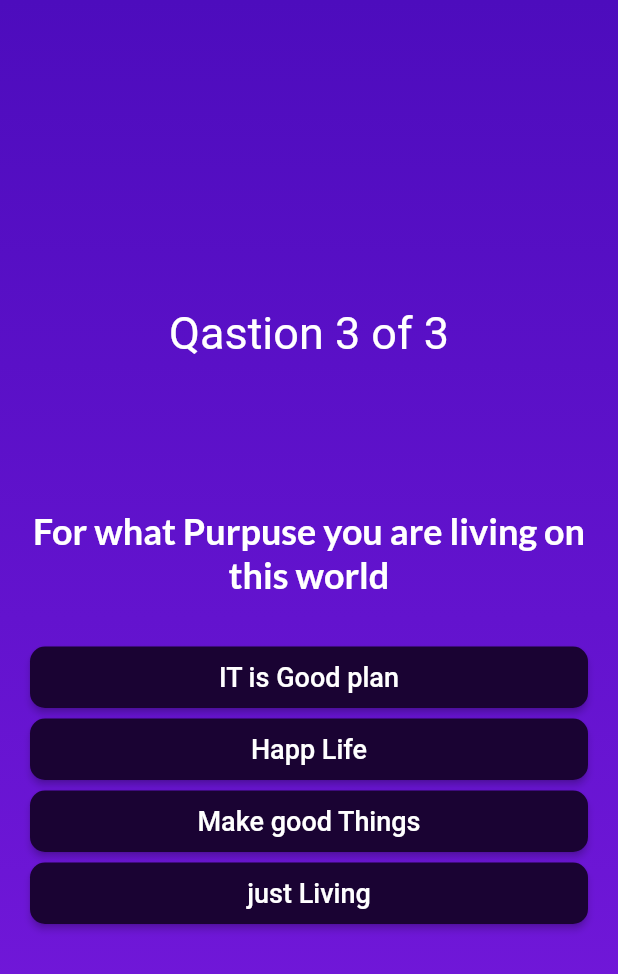
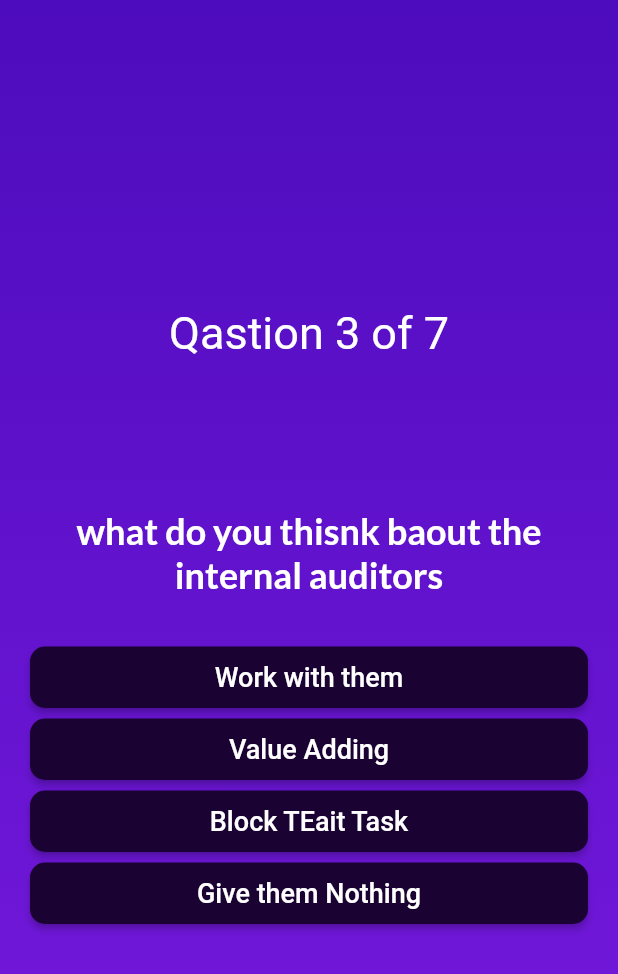
Before and after one commit to jonmersha/QA, a Flutter app: the screen it shows after launch, after a tap on "Strat Quize", after a tap on "componenets", after a tap on "Value Adding", on a phone screen of 412 x 824 dp. Shown: the top 974 px of the screen. Run offline on Flutter 3.47's test engine with Material 2 defaults, Android fonts, the phone set to English and light mode, and no system bars; our stand-ins replace google_fonts.

Commit message:
end of basics

```diff
--- a/lib/data/quations.dart
+++ b/lib/data/quations.dart
@@ -9,6 +9,30 @@ const quations = [
     'Block TEait Task',
     'Value Adding'
   ]),
+  QuizQuestion('what do you thisnk baout the internal auditors', [
+    'Give them Nothing',
+    'Work with them',
+    'Block TEait Task',
+    'Value Adding'
+  ]),
+  QuizQuestion('what do you thisnk baout the internal auditors', [
+    'Give them Nothing',
+    'Work with them',
+    'Block TEait Task',
+    'Value Adding'
+  ]),
+  QuizQuestion('what do you thisnk baout the internal auditors', [
+    'Give them Nothing',
+    'Work with them',
+    'Block TEait Task',
+    'Value Adding'
+  ]),
+  QuizQuestion('what do you thisnk baout the internal auditors', [
+    'Give them Nothing',
+    'Work with them',
+    'Block TEait Task',
+    'Value Adding'
+  ]),
   QuizQuestion('For what Purpuse you are living on this world',
       ['just Living', 'IT is Good plan', 'Make good Things', 'Happ Life']),
 ];
--- a/lib/quation_screen.dart
+++ b/lib/quation_screen.dart
@@ -5,8 +5,8 @@ import 'package:quize_app/widget/custom_elevated_button.dart';
 import 'package:google_fonts/google_fonts.dart';
 
 class QuationScreen extends StatefulWidget {
-  QuationScreen({super.key});
-
+  const QuationScreen(this.onSlectAnswers, {super.key});
+  final void Function(String answer) onSlectAnswers;
   @override
   State<QuationScreen> createState() => _QuationScreenState();
 }
@@ -14,7 +14,8 @@ class QuationScreen extends StatefulWidget {
 class _QuationScreenState extends State<QuationScreen> {
   var currentQuestionsIndex = 0;
 
-  void answersQuastion() {
+  void answersQuastion(String selectedAnswers) {
+    widget.onSlectAnswers(selectedAnswers);
     setState(() {
       if (currentQuestionsIndex < quations.length - 1)
         currentQuestionsIndex++;
@@ -59,28 +60,13 @@ class _QuationScreenState extends State<QuationScreen> {
                 .getShufledAnswers()
                 .map((e) => CustomerElevatedButton(
                       answer: e,
-                      onTap: answersQuastion,
+                      onTap: () {
+                        answersQuastion(e);
+                      },
                     ))
           ],
         ),
       ),
     );
   }
-
-  Column eachQuations(QuizQuestion currentQuation) {
-    return Column(
-      mainAxisAlignment: MainAxisAlignment.center,
-      children: [
-        Text(
-          currentQuation.text,
-          style: TextStyle(color: Colors.white, fontSize: 23),
-        ),
-        for (int j = 0; j < currentQuation.answers.length; j++)
-          CustomerElevatedButton(
-            answer: currentQuation.answers[j],
-            onTap: () {},
-          ),
-      ],
-    );
-  }
 }
--- a/lib/quiz.dart
+++ b/lib/quiz.dart
@@ -1,5 +1,7 @@
 import 'package:flutter/material.dart';
+import 'package:quize_app/data/quations.dart';
 import 'package:quize_app/quation_screen.dart';
+import 'package:quize_app/result_screen.dart';
 import 'package:quize_app/start_screen.dart';
 
 class Quiz extends StatefulWidget {
@@ -10,7 +12,8 @@ class Quiz extends StatefulWidget {
 }
 
 class _QuizState extends State<Quiz> {
-  Widget? activeScreen;
+  final List<String> _selectedAnwers = [];
+  //var activeScreen;
   String activeScreeens = 'start';
 
   // @override
@@ -21,12 +24,41 @@ class _QuizState extends State<Quiz> {
 
   void transitions() {
     setState(() {
-      activeScreeens = 'quations';
+      activeScreeens = 'questions';
+    });
+  }
+
+  void chooseAnswer(String anwers) {
+    _selectedAnwers.add(anwers);
+    if (_selectedAnwers.length == quations.length) {
+      //switching to result
+      //selectedAnwers.clear();
+      setState(() {
+        activeScreeens = 'result';
+      });
+    }
+  }
+
+  void restartExam() {
+    _selectedAnwers.clear();
+    setState(() {
+      activeScreeens = 'questions';
     });
   }
 
   @override
   Widget build(BuildContext context) {
+    Widget screenWiget = StartScreen(transitions);
+    if (activeScreeens == 'questions') {
+      screenWiget = QuationScreen(chooseAnswer);
+    }
+    if (activeScreeens == 'result') {
+      screenWiget = ResultScreen(
+        restartExam,
+        _selectedAnwers,
+      );
+    }
+
     return MaterialApp(
         home: Scaffold(
       body: Container(
@@ -36,10 +68,8 @@ class _QuizState extends State<Quiz> {
             Color.fromARGB(255, 121, 26, 223)
           ], begin: Alignment.topCenter, end: Alignment.bottomCenter),
         ),
-            child: activeScreeens == 'start'
-                ? StartScreen(transitions)
-                : QuationScreen()),
+        child: screenWiget,
       ),
-    );
+    ));
   }
 }
```
Also changed, not shown: lib/questions_summary.dart (added, +46 -0 lines), lib/result_screen.dart (added, +69 -0 lines). Lines whose indentation alone changed are shown as unchanged.
